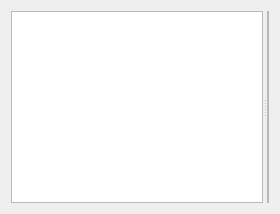
Above: lib/arinc665_qt/media/MediaSetViewWidget.ui from hirah2205/ARINC-665 before the change. Below: the same form after it.
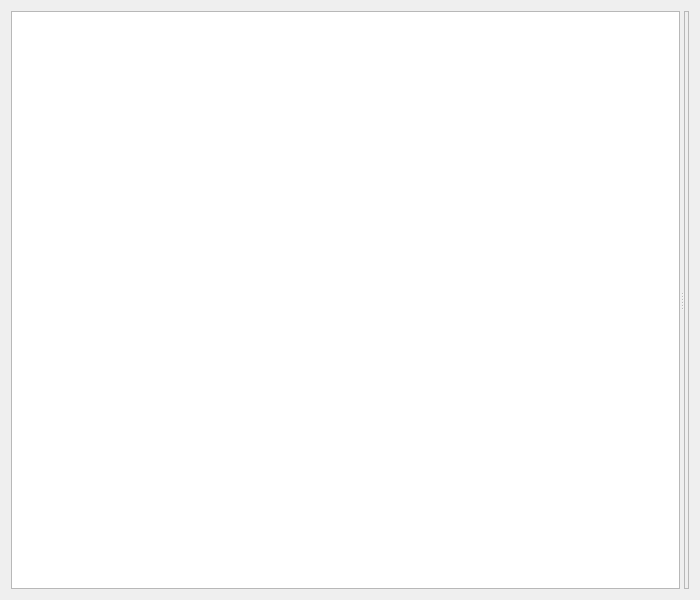
That is the form after the change. Custom widgets are drawn as their Qt base class.

Commit message:
Update Media Set Widgets
Emit signal when Load is selected within Batch Widget
Emit Signal when File is selected within Load Widget.
Emit Signal when Directory or File is selected within Media Set or Directory Widget.
Focus Tree to selected element

Diff of the .ui file:
```diff
--- a/lib/arinc665_qt/media/MediaSetViewWidget.ui
+++ b/lib/arinc665_qt/media/MediaSetViewWidget.ui
@@ -2,6 +2,14 @@
 <ui version="4.0">
  <class>Arinc665Qt::Media::MediaSetViewWidget</class>
  <widget class="QWidget" name="Arinc665Qt::Media::MediaSetViewWidget">
+  <property name="geometry">
+   <rect>
+    <x>0</x>
+    <y>0</y>
+    <width>700</width>
+    <height>600</height>
+   </rect>
+  </property>
   <layout class="QVBoxLayout" name="verticalLayout">
    <item>
     <widget class="QSplitter" name="splitter">
```
The commit also changes 22 other files.
